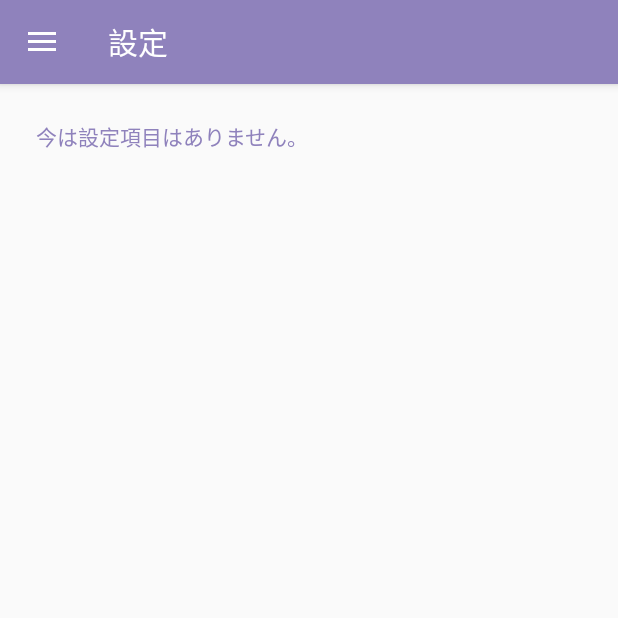
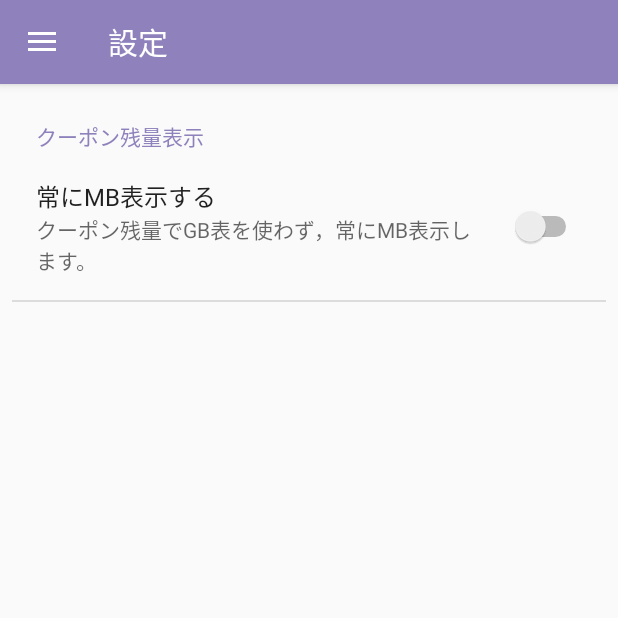
Before and after one commit to otsuka-kohei/simple-mio, an Android app: the screen it shows after launch (MainActivity), in the side drawer, after a tap on "設定", on a phone screen of 412 x 824 dp, the top half of it. Run offline under Robolectric (Android 15) with nearby library versions, the phone set to English and light mode, and no system bars; our stand-ins replace Volley; network calls fail.

Commit message:
設定項目を追加

```diff
--- a/app/src/main/java/com/otsuka/simplemio/MainActivity.kt
+++ b/app/src/main/java/com/otsuka/simplemio/MainActivity.kt
@@ -109,7 +109,7 @@ class MainActivity : AppCompatActivity(), NavigationView.OnNavigationItemSelecte
         val toolbar: Toolbar = findViewById(R.id.toolbar)
         toolbar.title = fragmentName
 
-        navigationView.getMenu().getItem(itemIndex).isChecked = true
+        navigationView.menu.getItem(itemIndex).isChecked = true
 
         drawer_layout.closeDrawer(GravityCompat.START)
         return true
--- a/app/src/main/java/com/otsuka/simplemio/fragments/AboutFragment.kt
+++ b/app/src/main/java/com/otsuka/simplemio/fragments/AboutFragment.kt
@@ -46,6 +46,7 @@ class AboutFragment : Fragment(), View.OnClickListener {
         openSourseWebView = activity.findViewById(R.id.openSourseWebView)
         openSourseWebView.settings.useWideViewPort = true
         openSourseWebView.settings.loadWithOverviewMode = true
+        openSourseWebView.settings.builtInZoomControls = true
         openSourseWebView.loadUrl("file:///android_asset/openSourse.html")
 
     }
--- a/app/src/main/java/com/otsuka/simplemio/fragments/ConfigFragment.kt
+++ b/app/src/main/java/com/otsuka/simplemio/fragments/ConfigFragment.kt
@@ -13,9 +13,9 @@ class ConfigFragment : PreferenceFragment() {
     override fun onCreate(savedInstanceState: Bundle?) {
         super.onCreate(savedInstanceState)
 
+        getPreferenceManager().sharedPreferencesName = activity.getString(R.string.preference_file_name)
+
         // /app/res/xml/preference.xml に定義されている設定画面を適用
         addPreferencesFromResource(R.xml.preference)
     }
-
-
 }
--- a/app/src/main/java/com/otsuka/simplemio/mio/MioManager.kt
+++ b/app/src/main/java/com/otsuka/simplemio/mio/MioManager.kt
@@ -40,19 +40,19 @@ object MioManager {
     fun saveToken(activity: Activity, token: String) {
         val preference = activity.getSharedPreferences(activity.getString(R.string.preference_file_name), Context.MODE_PRIVATE)
         val editor = preference.edit()
-        editor.putString("token", token)
+        editor.putString(activity.getString(R.string.preference_key_token), token)
         editor.apply()
     }
 
     fun loadToken(activity: Activity): String {
         val preference = activity.getSharedPreferences(activity.getString(R.string.preference_file_name), Context.MODE_PRIVATE)
-        return preference.getString("token", "")
+        return preference.getString(activity.getString(R.string.preference_key_token), "")
     }
 
     fun deleteToken(activity: Activity) {
         val preference = activity.getSharedPreferences(activity.getString(R.string.preference_file_name), Context.MODE_PRIVATE)
         val editor = preference.edit()
-        editor.remove("token")
+        editor.remove(activity.getString(R.string.preference_key_token))
         editor.apply()
     }
 
--- a/app/src/main/java/com/otsuka/simplemio/ui/CouponExpandableListAdapter.kt
+++ b/app/src/main/java/com/otsuka/simplemio/ui/CouponExpandableListAdapter.kt
@@ -69,11 +69,7 @@ class CouponExpandableListAdapter(val context: Context, val parents: List<Coupon
         val couponListItemChild: CouponListItemChild = children[p0][p1]
 
         couponSwitch.setOnCheckedChangeListener { buttonView, isChecked ->
-            if (isChecked) {
-                setCouponStatus(couponListItemChild.serviceCode, true)
-            } else {
-                setCouponStatus(couponListItemChild.serviceCode, false)
-            }
+            setCouponStatus(couponListItemChild.serviceCode, isChecked)
         }
 
 
--- a/app/src/main/res/values/strings.xml
+++ b/app/src/main/res/values/strings.xml
@@ -8,6 +8,8 @@
     <string name="action_settings">Settings</string>
 
     <string name="preference_file_name">preference</string>
+    <string name="preference_key_token">token</string>
+    <string name="preference_key_useMBOnly">useMBOnly</string>
 
     <string name="about">
         simple mio IIJ mio クーポンマネージャ\n
--- a/app/src/main/res/xml/preference.xml
+++ b/app/src/main/res/xml/preference.xml
@@ -1,7 +1,10 @@
 <?xml version="1.0" encoding="utf-8"?>
 <PreferenceScreen xmlns:android="http://schemas.android.com/apk/res/android">
-    <PreferenceCategory android:title="今は設定項目はありません。">
-
+    <PreferenceCategory android:title="クーポン残量表示">
+        <SwitchPreference
+            android:key="@string/preference_key_useMBOnly"
+            android:title="常にMB表示する"
+            android:summary="クーポン残量でGB表を使わず，常にMB表示します。" />
     </PreferenceCategory>
 
     <!--
```
Also changed, not shown: app/src/main/java/com/otsuka/simplemio/fragments/CouponFragment.kt (+24 -7 lines).
